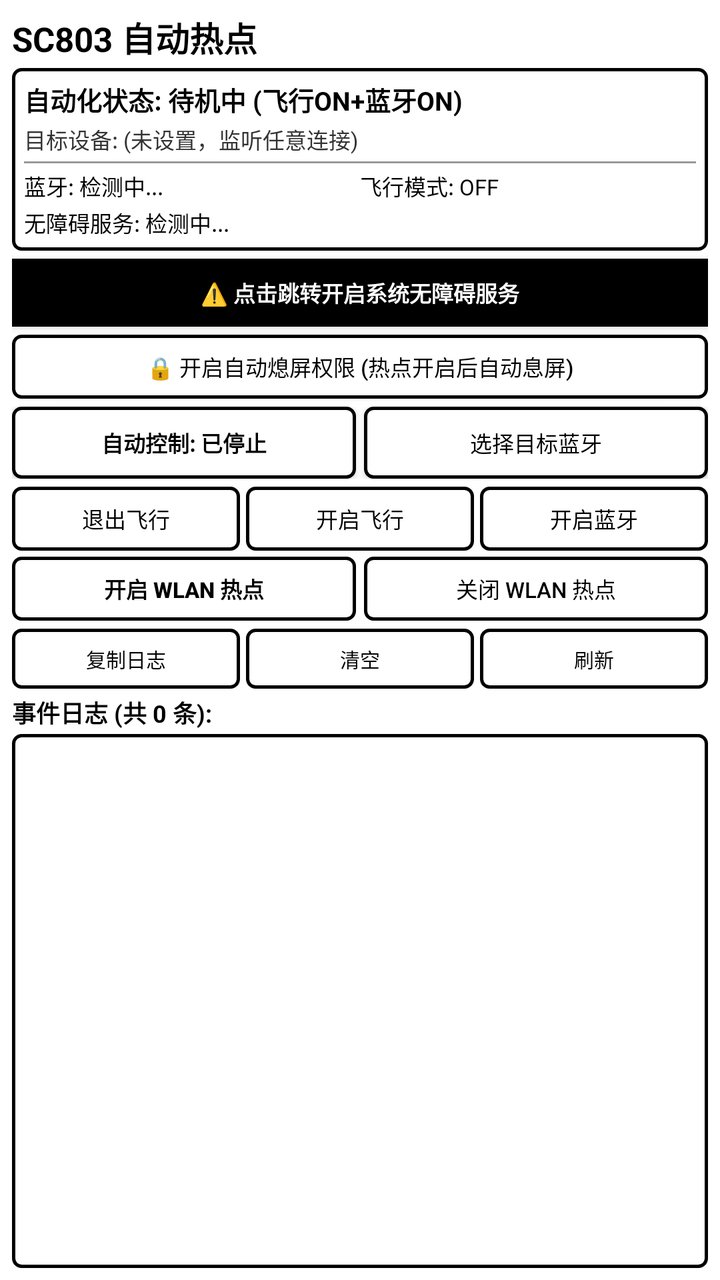
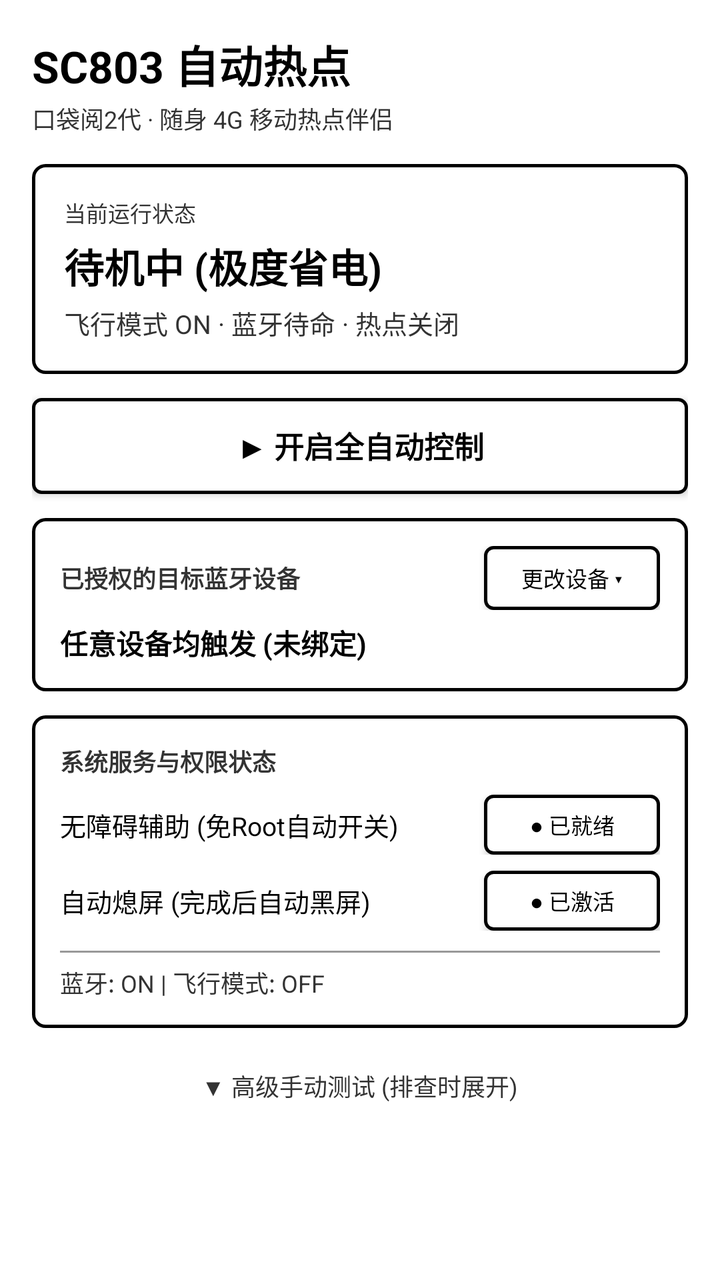

Compare the two renders of this Android layout. The source of the first and the diff that turns it into the second are given below.
<!-- AndroidManifest.xml: application theme Theme.SC803Probe -->
<!-- res/layout/activity_main.xml -->
<?xml version="1.0" encoding="utf-8"?>
<LinearLayout xmlns:android="http://schemas.android.com/apk/res/android"
    android:layout_width="match_parent"
    android:layout_height="match_parent"
    android:orientation="vertical"
    android:background="@color/white"
    android:padding="6dp">

    
    <TextView
        android:layout_width="match_parent"
        android:layout_height="wrap_content"
        android:text="SC803 自动热点"
        android:textColor="@color/black"
        android:textSize="17sp"
        android:textStyle="bold" />

    
    <LinearLayout
        android:layout_width="match_parent"
        android:layout_height="wrap_content"
        android:orientation="vertical"
        android:background="@drawable/card_border"
        android:padding="6dp"
        android:layout_marginTop="3dp"
        android:layout_marginBottom="4dp">

        <TextView
            android:id="@+id/tv_automation_state"
            android:layout_width="match_parent"
            android:layout_height="wrap_content"
            android:text="自动化状态: 待机中 (飞行ON+蓝牙ON)"
            android:textColor="@color/black"
            android:textSize="13sp"
            android:textStyle="bold" />

        <TextView
            android:id="@+id/tv_target_device"
            android:layout_width="match_parent"
            android:layout_height="wrap_content"
            android:text="目标设备: (未设置，监听任意连接)"
            android:textColor="@color/dark_gray"
            android:textSize="11sp"
            android:layout_marginTop="2dp" />

        <View
            android:layout_width="match_parent"
            android:layout_height="1dp"
            android:background="@color/divider_color"
            android:layout_marginTop="3dp"
            android:layout_marginBottom="3dp" />

        <LinearLayout
            android:layout_width="match_parent"
            android:layout_height="wrap_content"
            android:orientation="horizontal">

            <TextView
                android:id="@+id/tv_bt_status"
                android:layout_width="0dp"
                android:layout_height="wrap_content"
                android:layout_weight="1"
                android:text="蓝牙: 检测中..."
                android:textColor="@color/black"
                android:textSize="11sp" />

            <TextView
                android:id="@+id/tv_airplane_status"
                android:layout_width="0dp"
                android:layout_height="wrap_content"
                android:layout_weight="1"
                android:text="飞行模式: OFF"
                android:textColor="@color/black"
                android:textSize="11sp" />
        </LinearLayout>

        <TextView
            android:id="@+id/tv_accessibility_status"
            android:layout_width="match_parent"
            android:layout_height="wrap_content"
            android:text="无障碍服务: 检测中..."
            android:textColor="@color/black"
            android:textSize="11sp"
            android:layout_marginTop="2dp" />
    </LinearLayout>

    
    <Button
        android:id="@+id/btn_open_accessibility"
        android:layout_width="match_parent"
        android:layout_height="34dp"
        android:text="⚠️ 点击跳转开启系统无障碍服务"
        android:textColor="@color/white"
        android:background="@color/black"
        android:textSize="11sp"
        android:textStyle="bold"
        android:layout_marginBottom="4dp" />

    
    <Button
        android:id="@+id/btn_device_admin"
        android:layout_width="match_parent"
        android:layout_height="32dp"
        android:text="🔒 开启自动熄屏权限 (热点开启后自动息屏)"
        android:textColor="@color/black"
        android:background="@drawable/btn_border"
        android:textSize="11sp"
        android:layout_marginBottom="4dp" />

    
    <LinearLayout
        android:layout_width="match_parent"
        android:layout_height="wrap_content"
        android:orientation="horizontal"
        android:layout_marginBottom="4dp">

        <Button
            android:id="@+id/btn_toggle_auto"
            android:layout_width="0dp"
            android:layout_height="36dp"
            android:layout_weight="1"
            android:text="自动控制: 已停止"
            android:textColor="@color/black"
            android:textSize="11sp"
            android:textStyle="bold"
            android:background="@drawable/btn_border"
            android:layout_marginEnd="2dp" />

        <Button
            android:id="@+id/btn_select_device"
            android:layout_width="0dp"
            android:layout_height="36dp"
            android:layout_weight="1"
            android:text="选择目标蓝牙"
            android:textColor="@color/black"
            android:textSize="11sp"
            android:background="@drawable/btn_border"
            android:layout_marginStart="2dp" />
    </LinearLayout>

    
    <LinearLayout
        android:layout_width="match_parent"
        android:layout_height="wrap_content"
        android:orientation="horizontal"
        android:layout_marginBottom="3dp">

        <Button
            android:id="@+id/btn_airplane_off"
            android:layout_width="0dp"
            android:layout_height="32dp"
            android:layout_weight="1"
            android:text="退出飞行"
            android:textColor="@color/black"
            android:textSize="11sp"
            android:background="@drawable/btn_border"
            android:layout_marginEnd="2dp" />

        <Button
            android:id="@+id/btn_airplane_on"
            android:layout_width="0dp"
            android:layout_height="32dp"
            android:layout_weight="1"
            android:text="开启飞行"
            android:textColor="@color/black"
            android:textSize="11sp"
            android:background="@drawable/btn_border"
            android:layout_marginStart="1dp"
            android:layout_marginEnd="2dp" />

        <Button
            android:id="@+id/btn_bluetooth_on"
            android:layout_width="0dp"
            android:layout_height="32dp"
            android:layout_weight="1"
            android:text="开启蓝牙"
            android:textColor="@color/black"
            android:textSize="11sp"
            android:background="@drawable/btn_border"
            android:layout_marginStart="1dp" />
    </LinearLayout>

    <LinearLayout
        android:layout_width="match_parent"
        android:layout_height="wrap_content"
        android:orientation="horizontal"
        android:layout_marginBottom="4dp">

        <Button
            android:id="@+id/btn_hotspot_on"
            android:layout_width="0dp"
            android:layout_height="32dp"
            android:layout_weight="1"
            android:text="开启 WLAN 热点"
            android:textColor="@color/black"
            android:textSize="11sp"
            android:textStyle="bold"
            android:background="@drawable/btn_border"
            android:layout_marginEnd="2dp" />

        <Button
            android:id="@+id/btn_hotspot_off"
            android:layout_width="0dp"
            android:layout_height="32dp"
            android:layout_weight="1"
            android:text="关闭 WLAN 热点"
            android:textColor="@color/black"
            android:textSize="11sp"
            android:background="@drawable/btn_border"
            android:layout_marginStart="2dp" />
    </LinearLayout>

    
    <LinearLayout
        android:layout_width="match_parent"
        android:layout_height="wrap_content"
        android:orientation="horizontal"
        android:layout_marginBottom="3dp">

        <Button
            android:id="@+id/btn_copy_logs"
            android:layout_width="0dp"
            android:layout_height="30dp"
            android:layout_weight="1"
            android:text="复制日志"
            android:textColor="@color/black"
            android:textSize="10sp"
            android:background="@drawable/btn_border"
            android:layout_marginEnd="2dp" />

        <Button
            android:id="@+id/btn_clear_logs"
            android:layout_width="0dp"
            android:layout_height="30dp"
            android:layout_weight="1"
            android:text="清空"
            android:textColor="@color/black"
            android:textSize="10sp"
            android:background="@drawable/btn_border"
            android:layout_marginStart="1dp"
            android:layout_marginEnd="2dp" />

        <Button
            android:id="@+id/btn_refresh"
            android:layout_width="0dp"
            android:layout_height="30dp"
            android:layout_weight="1"
            android:text="刷新"
            android:textColor="@color/black"
            android:textSize="10sp"
            android:background="@drawable/btn_border"
            android:layout_marginStart="1dp" />
    </LinearLayout>

    
    <TextView
        android:id="@+id/tv_log_summary"
        android:layout_width="match_parent"
        android:layout_height="wrap_content"
        android:text="事件日志 (共 0 条):"
        android:textColor="@color/black"
        android:textSize="12sp"
        android:textStyle="bold"
        android:layout_marginBottom="2dp" />

    
    <FrameLayout
        android:layout_width="match_parent"
        android:layout_height="0dp"
        android:layout_weight="1"
        android:background="@drawable/card_border"
        android:padding="2dp">

        <androidx.recyclerview.widget.RecyclerView
            android:id="@+id/rv_logs"
            android:layout_width="match_parent"
            android:layout_height="match_parent"
            android:scrollbars="vertical" />
    </FrameLayout>

</LinearLayout>
<!-- resources referenced by this layout -->
<resources>
  <color name="black">#000000</color>
  <color name="dark_gray">#333333</color>
  <color name="divider_color">#999999</color>
  <color name="white">#FFFFFF</color>
  <!-- drawable btn_border (drawable) -->
  <?xml version="1.0" encoding="utf-8"?>
  <ripple xmlns:android="http://schemas.android.com/apk/res/android"
      android:color="@color/light_gray">
      <item>
          <shape android:shape="rectangle">
              <solid android:color="@color/white" />
              <stroke
                  android:width="1.5dp"
                  android:color="@color/black" />
              <corners android:radius="4dp" />
              <padding
                  android:left="8dp"
                  android:top="6dp"
                  android:right="8dp"
                  android:bottom="6dp" />
          </shape>
      </item>
  </ripple>
  <!-- drawable card_border (drawable) -->
  <?xml version="1.0" encoding="utf-8"?>
  <shape xmlns:android="http://schemas.android.com/apk/res/android"
      android:shape="rectangle">
      <solid android:color="@color/white" />
      <stroke
          android:width="1.5dp"
          android:color="@color/black" />
      <corners android:radius="4dp" />
  </shape>
  <style name="Theme.SC803Probe" parent="Theme.AppCompat.Light.NoActionBar">
          <item name="colorPrimary">@color/black</item>
          <item name="colorPrimaryDark">@color/black</item>
          <item name="colorAccent">@color/black</item>
          <item name="android:windowBackground">@color/white</item>
          <item name="android:textColor">@color/black</item>
      </style>
  <color name="light_gray">#E0E0E0</color>
</resources>

<!-- the commit's change to res/layout/activity_main.xml (unified diff, before → after) -->
@@ -1,281 +1,311 @@
 <?xml version="1.0" encoding="utf-8"?>
-<LinearLayout xmlns:android="http://schemas.android.com/apk/res/android"
+<ScrollView xmlns:android="http://schemas.android.com/apk/res/android"
     android:layout_width="match_parent"
     android:layout_height="match_parent"
-    android:orientation="vertical"
     android:background="@color/white"
-    android:padding="6dp">
-
-    
-    <TextView
-        android:layout_width="match_parent"
-        android:layout_height="wrap_content"
-        android:text="SC803 自动热点"
-        android:textColor="@color/black"
-        android:textSize="17sp"
-        android:textStyle="bold" />
-
-    
+    android:fillViewport="true">
+
     <LinearLayout
         android:layout_width="match_parent"
         android:layout_height="wrap_content"
         android:orientation="vertical"
-        android:background="@drawable/card_border"
-        android:padding="6dp"
-        android:layout_marginTop="3dp"
-        android:layout_marginBottom="4dp">
-
+        android:padding="16dp">
+
+        
         <TextView
-            android:id="@+id/tv_automation_state"
-            android:layout_width="match_parent"
-            android:layout_height="wrap_content"
-            android:text="自动化状态: 待机中 (飞行ON+蓝牙ON)"
+            android:layout_width="match_parent"
+            android:layout_height="wrap_content"
+            android:text="SC803 自动热点"
             android:textColor="@color/black"
-            android:textSize="13sp"
+            android:textSize="22sp"
             android:textStyle="bold" />
 
         <TextView
-            android:id="@+id/tv_target_device"
-            android:layout_width="match_parent"
-            android:layout_height="wrap_content"
-            android:text="目标设备: (未设置，监听任意连接)"
+            android:layout_width="match_parent"
+            android:layout_height="wrap_content"
+            android:text="口袋阅2代 · 随身 4G 移动热点伴侣"
             android:textColor="@color/dark_gray"
-            android:textSize="11sp"
-            android:layout_marginTop="2dp" />
-
-        <View
-            android:layout_width="match_parent"
-            android:layout_height="1dp"
-            android:background="@color/divider_color"
-            android:layout_marginTop="3dp"
-            android:layout_marginBottom="3dp" />
-
+            android:textSize="12sp"
+            android:layout_marginTop="2dp"
+            android:layout_marginBottom="14dp" />
+
+        
         <LinearLayout
             android:layout_width="match_parent"
             android:layout_height="wrap_content"
-            android:orientation="horizontal">
-
-            <TextView
-                android:id="@+id/tv_bt_status"
-                android:layout_width="0dp"
-                android:layout_height="wrap_content"
-                android:layout_weight="1"
-                android:text="蓝牙: 检测中..."
+            android:orientation="vertical"
+            android:background="@drawable/card_border"
+            android:padding="16dp"
+            android:layout_marginBottom="12dp">
+
+            <TextView
+                android:layout_width="match_parent"
+                android:layout_height="wrap_content"
+                android:text="当前运行状态"
+                android:textColor="@color/dark_gray"
+                android:textSize="11sp" />
+
+            <TextView
+                android:id="@+id/tv_hero_status"
+                android:layout_width="match_parent"
+                android:layout_height="wrap_content"
+                android:text="待机中 (极度省电)"
                 android:textColor="@color/black"
-                android:textSize="11sp" />
-
-            <TextView
-                android:id="@+id/tv_airplane_status"
-                android:layout_width="0dp"
-                android:layout_height="wrap_content"
-                android:layout_weight="1"
-                android:text="飞行模式: OFF"
+                android:textSize="20sp"
+                android:textStyle="bold"
+                android:layout_marginTop="4dp"
+                android:layout_marginBottom="4dp" />
+
+            <TextView
+                android:id="@+id/tv_hero_detail"
+                android:layout_width="match_parent"
+                android:layout_height="wrap_content"
+                android:text="飞行模式 ON · 蓝牙待命 · 热点关闭"
+                android:textColor="@color/dark_gray"
+                android:textSize="13sp" />
+        </LinearLayout>
+
+        
+        <Button
+            android:id="@+id/btn_master_auto"
+            android:layout_width="match_parent"
+            android:layout_height="48dp"
+            android:text="▶ 开启全自动控制"
+            android:textColor="@color/black"
+            android:background="@drawable/btn_border"
+            android:textSize="15sp"
+            android:textStyle="bold"
+            android:layout_marginBottom="12dp" />
+
+        
+        <LinearLayout
+            android:layout_width="match_parent"
+            android:layout_height="wrap_content"
+            android:orientation="vertical"
+            android:background="@drawable/card_border"
+            android:padding="14dp"
+            android:layout_marginBottom="12dp">
+
+            <LinearLayout
+                android:layout_width="match_parent"
+                android:layout_height="wrap_content"
+                android:orientation="horizontal"
+                android:gravity="center_vertical">
+
+                <TextView
+                    android:layout_width="0dp"
+                    android:layout_height="wrap_content"
+                    android:layout_weight="1"
+                    android:text="已授权的目标蓝牙设备"
+                    android:textColor="@color/dark_gray"
+                    android:textSize="12sp"
+                    android:textStyle="bold" />
+
+                <Button
+                    android:id="@+id/btn_edit_devices"
+                    android:layout_width="wrap_content"
+                    android:layout_height="32dp"
+                    android:text="更改设备 ▾"
+                    android:textColor="@color/black"
+                    android:background="@drawable/btn_border"
+                    android:textSize="11sp"
+                    android:paddingLeft="10dp"
+                    android:paddingRight="10dp" />
+            </LinearLayout>
+
+            <TextView
+                android:id="@+id/tv_target_devices"
+                android:layout_width="match_parent"
+                android:layout_height="wrap_content"
+                android:text="任意设备均触发 (未绑定)"
                 android:textColor="@color/black"
-                android:textSize="11sp" />
+                android:textSize="14sp"
+                android:textStyle="bold"
+                android:layout_marginTop="6dp" />
         </LinearLayout>
 
+        
+        <LinearLayout
+            android:layout_width="match_parent"
+            android:layout_height="wrap_content"
+            android:orientation="vertical"
+            android:background="@drawable/card_border"
+            android:padding="14dp"
+            android:layout_marginBottom="14dp">
+
+            <TextView
+                android:layout_width="match_parent"
+                android:layout_height="wrap_content"
+                android:text="系统服务与权限状态"
+                android:textColor="@color/dark_gray"
+                android:textSize="12sp"
+                android:textStyle="bold"
+                android:layout_marginBottom="8dp" />
+
+            
+            <LinearLayout
+                android:layout_width="match_parent"
+                android:layout_height="wrap_content"
+                android:orientation="horizontal"
+                android:gravity="center_vertical"
+                android:layout_marginBottom="8dp">
+
+                <TextView
+                    android:layout_width="0dp"
+                    android:layout_height="wrap_content"
+                    android:layout_weight="1"
+                    android:text="无障碍辅助 (免Root自动开关)"
+                    android:textColor="@color/black"
+                    android:textSize="13sp" />
+
+                <Button
+                    android:id="@+id/btn_acc_action"
+                    android:layout_width="wrap_content"
+                    android:layout_height="30dp"
+                    android:text="● 已就绪"
+                    android:textColor="@color/black"
+                    android:background="@drawable/btn_border"
+                    android:textSize="11sp"
+                    android:paddingLeft="10dp"
+                    android:paddingRight="10dp" />
+            </LinearLayout>
+
+            
+            <LinearLayout
+                android:layout_width="match_parent"
+                android:layout_height="wrap_content"
+                android:orientation="horizontal"
+                android:gravity="center_vertical"
+                android:layout_marginBottom="8dp">
+
+                <TextView
+                    android:layout_width="0dp"
+                    android:layout_height="wrap_content"
+                    android:layout_weight="1"
+                    android:text="自动熄屏 (完成后自动黑屏)"
+                    android:textColor="@color/black"
+                    android:textSize="13sp" />
+
+                <Button
+                    android:id="@+id/btn_admin_action"
+                    android:layout_width="wrap_content"
+                    android:layout_height="30dp"
+                    android:text="● 已激活"
+                    android:textColor="@color/black"
+                    android:background="@drawable/btn_border"
+                    android:textSize="11sp"
+                    android:paddingLeft="10dp"
+                    android:paddingRight="10dp" />
+            </LinearLayout>
+
+            <View
+                android:layout_width="match_parent"
+                android:layout_height="1dp"
+                android:background="@color/divider_color"
+                android:layout_marginTop="2dp"
+                android:layout_marginBottom="6dp" />
+
+            
+            <TextView
+                android:id="@+id/tv_hw_state"
+                android:layout_width="match_parent"
+                android:layout_height="wrap_content"
+                android:text="蓝牙: ON | 飞行模式: OFF"
+                android:textColor="@color/dark_gray"
+                android:textSize="12sp" />
+        </LinearLayout>
+
+        
         <TextView
-            android:id="@+id/tv_accessibility_status"
-            android:layout_width="match_parent"
-            android:layout_height="wrap_content"
-            android:text="无障碍服务: 检测中..."
-            android:textColor="@color/black"
-            android:textSize="11sp"
-            android:layout_marginTop="2dp" />
+            android:id="@+id/tv_toggle_advanced"
+            android:layout_width="wrap_content"
+            android:layout_height="wrap_content"
+            android:text="▼ 高级手动测试 (排查时展开)"
+            android:textColor="@color/dark_gray"
+            android:textSize="12sp"
+            android:padding="6dp"
+            android:layout_gravity="center_horizontal"
+            android:layout_marginBottom="6dp" />
+
+        <LinearLayout
+            android:id="@+id/layout_advanced_controls"
+            android:layout_width="match_parent"
+            android:layout_height="wrap_content"
+            android:orientation="vertical"
+            android:background="@drawable/card_border"
+            android:padding="10dp"
+            android:layout_marginBottom="16dp"
+            android:visibility="gone">
+
+            <LinearLayout
+                android:layout_width="match_parent"
+                android:layout_height="wrap_content"
+                android:orientation="horizontal"
+                android:layout_marginBottom="4dp">
+
+                <Button
+                    android:id="@+id/btn_test_airplane_off"
+                    android:layout_width="0dp"
+                    android:layout_height="32dp"
+                    android:layout_weight="1"
+                    android:text="退出飞行"
+                    android:textColor="@color/black"
+                    android:textSize="11sp"
+                    android:background="@drawable/btn_border"
+                    android:layout_marginEnd="3dp" />
+
+                <Button
+                    android:id="@+id/btn_test_airplane_on"
+                    android:layout_width="0dp"
+                    android:layout_height="32dp"
+                    android:layout_weight="1"
+                    android:text="进入飞行"
+                    android:textColor="@color/black"
+                    android:textSize="11sp"
+                    android:background="@drawable/btn_border"
+                    android:layout_marginStart="3dp" />
+            </LinearLayout>
+
+            <LinearLayout
+                android:layout_width="match_parent"
+                android:layout_height="wrap_content"
+                android:orientation="horizontal">
+
+                <Button
+                    android:id="@+id/btn_test_hotspot_on"
+                    android:layout_width="0dp"
+                    android:layout_height="32dp"
+                    android:layout_weight="1"
+                    android:text="开热点"
+                    android:textColor="@color/black"
+                    android:textSize="11sp"
+                    android:background="@drawable/btn_border"
+                    android:layout_marginEnd="2dp" />
+
+                <Button
+                    android:id="@+id/btn_test_hotspot_off"
+                    android:layout_width="0dp"
+                    android:layout_height="32dp"
+                    android:layout_weight="1"
+                    android:text="关热点"
+                    android:textColor="@color/black"
+                    android:textSize="11sp"
+                    android:background="@drawable/btn_border"
+                    android:layout_marginStart="2dp"
+                    android:layout_marginEnd="2dp" />
+
+                <Button
+                    android:id="@+id/btn_test_bt_on"
+                    android:layout_width="0dp"
+                    android:layout_height="32dp"
+                    android:layout_weight="1"
+                    android:text="开蓝牙"
+                    android:textColor="@color/black"
+                    android:textSize="11sp"
+                    android:background="@drawable/btn_border"
+                    android:layout_marginStart="2dp" />
+            </LinearLayout>
+        </LinearLayout>
+
     </LinearLayout>
-
-    
-    <Button
-        android:id="@+id/btn_open_accessibility"
-        android:layout_width="match_parent"
-        android:layout_height="34dp"
-        android:text="⚠️ 点击跳转开启系统无障碍服务"
-        android:textColor="@color/white"
-        android:background="@color/black"
-        android:textSize="11sp"
-        android:textStyle="bold"
-        android:layout_marginBottom="4dp" />
-
-    
-    <Button
-        android:id="@+id/btn_device_admin"
-        android:layout_width="match_parent"
-        android:layout_height="32dp"
-        android:text="🔒 开启自动熄屏权限 (热点开启后自动息屏)"
-        android:textColor="@color/black"
-        android:background="@drawable/btn_border"
-        android:textSize="11sp"
-        android:layout_marginBottom="4dp" />
-
-    
-    <LinearLayout
-        android:layout_width="match_parent"
-        android:layout_height="wrap_content"
-        android:orientation="horizontal"
-        android:layout_marginBottom="4dp">
-
-        <Button
-            android:id="@+id/btn_toggle_auto"
-            android:layout_width="0dp"
-            android:layout_height="36dp"
-            android:layout_weight="1"
-            android:text="自动控制: 已停止"
-            android:textColor="@color/black"
-            android:textSize="11sp"
-            android:textStyle="bold"
-            android:background="@drawable/btn_border"
-            android:layout_marginEnd="2dp" />
-
-        <Button
-            android:id="@+id/btn_select_device"
-            android:layout_width="0dp"
-            android:layout_height="36dp"
-            android:layout_weight="1"
-            android:text="选择目标蓝牙"
-            android:textColor="@color/black"
-            android:textSize="11sp"
-            android:background="@drawable/btn_border"
-            android:layout_marginStart="2dp" />
-    </LinearLayout>
-
-    
-    <LinearLayout
-        android:layout_width="match_parent"
-        android:layout_height="wrap_content"
-        android:orientation="horizontal"
-        android:layout_marginBottom="3dp">
-
-        <Button
-            android:id="@+id/btn_airplane_off"
-            android:layout_width="0dp"
-            android:layout_height="32dp"
-            android:layout_weight="1"
-            android:text="退出飞行"
-            android:textColor="@color/black"
-            android:textSize="11sp"
-            android:background="@drawable/btn_border"
-            android:layout_marginEnd="2dp" />
-
-        <Button
-            android:id="@+id/btn_airplane_on"
-            android:layout_width="0dp"
-            android:layout_height="32dp"
-            android:layout_weight="1"
-            android:text="开启飞行"
-            android:textColor="@color/black"
-            android:textSize="11sp"
-            android:background="@drawable/btn_border"
-            android:layout_marginStart="1dp"
-            android:layout_marginEnd="2dp" />
-
-        <Button
-            android:id="@+id/btn_bluetooth_on"
-            android:layout_width="0dp"
-            android:layout_height="32dp"
-            android:layout_weight="1"
-            android:text="开启蓝牙"
-            android:textColor="@color/black"
-            android:textSize="11sp"
-            android:background="@drawable/btn_border"
-            android:layout_marginStart="1dp" />
-    </LinearLayout>
-
-    <LinearLayout
-        android:layout_width="match_parent"
-        android:layout_height="wrap_content"
-        android:orientation="horizontal"
-        android:layout_marginBottom="4dp">
-
-        <Button
-            android:id="@+id/btn_hotspot_on"
-            android:layout_width="0dp"
-            android:layout_height="32dp"
-            android:layout_weight="1"
-            android:text="开启 WLAN 热点"
-            android:textColor="@color/black"
-            android:textSize="11sp"
-            android:textStyle="bold"
-            android:background="@drawable/btn_border"
-            android:layout_marginEnd="2dp" />
-
-        <Button
-            android:id="@+id/btn_hotspot_off"
-            android:layout_width="0dp"
-            android:layout_height="32dp"
-            android:layout_weight="1"
-            android:text="关闭 WLAN 热点"
-            android:textColor="@color/black"
-            android:textSize="11sp"
-            android:background="@drawable/btn_border"
-            android:layout_marginStart="2dp" />
-    </LinearLayout>
-
-    
-    <LinearLayout
-        android:layout_width="match_parent"
-        android:layout_height="wrap_content"
-        android:orientation="horizontal"
-        android:layout_marginBottom="3dp">
-
-        <Button
-            android:id="@+id/btn_copy_logs"
-            android:layout_width="0dp"
-            android:layout_height="30dp"
-            android:layout_weight="1"
-            android:text="复制日志"
-            android:textColor="@color/black"
-            android:textSize="10sp"
-            android:background="@drawable/btn_border"
-            android:layout_marginEnd="2dp" />
-
-        <Button
-            android:id="@+id/btn_clear_logs"
-            android:layout_width="0dp"
-            android:layout_height="30dp"
-            android:layout_weight="1"
-            android:text="清空"
-            android:textColor="@color/black"
-            android:textSize="10sp"
-            android:background="@drawable/btn_border"
-            android:layout_marginStart="1dp"
-            android:layout_marginEnd="2dp" />
-
-        <Button
-            android:id="@+id/btn_refresh"
-            android:layout_width="0dp"
-            android:layout_height="30dp"
-            android:layout_weight="1"
-            android:text="刷新"
-            android:textColor="@color/black"
-            android:textSize="10sp"
-            android:background="@drawable/btn_border"
-            android:layout_marginStart="1dp" />
-    </LinearLayout>
-
-    
-    <TextView
-        android:id="@+id/tv_log_summary"
-        android:layout_width="match_parent"
-        android:layout_height="wrap_content"
-        android:text="事件日志 (共 0 条):"
-        android:textColor="@color/black"
-        android:textSize="12sp"
-        android:textStyle="bold"
-        android:layout_marginBottom="2dp" />
-
-    
-    <FrameLayout
-        android:layout_width="match_parent"
-        android:layout_height="0dp"
-        android:layout_weight="1"
-        android:background="@drawable/card_border"
-        android:padding="2dp">
-
-        <androidx.recyclerview.widget.RecyclerView
-            android:id="@+id/rv_logs"
-            android:layout_width="match_parent"
-            android:layout_height="match_parent"
-            android:scrollbars="vertical" />
-    </FrameLayout>
-
-</LinearLayout>
+</ScrollView>
<!-- resource entries referenced after the edit -->
@@ -31,7 +31,7 @@
       <stroke
           android:width="1.5dp"
           android:color="@color/black" />
-      <corners android:radius="4dp" />
+      <corners android:radius="6dp" />
   </shape>
   <style name="Theme.SC803Probe" parent="Theme.AppCompat.Light.NoActionBar">
           <item name="colorPrimary">@color/black</item>
